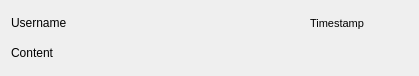
Above: client/messagewidget.ui from constantin1215/Scaip before the change. Below: the same form after it.
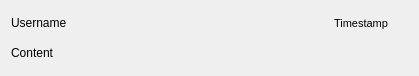
That is the form after the change.

Diff of the .ui file:
```diff
--- a/client/messagewidget.ui
+++ b/client/messagewidget.ui
@@ -17,7 +17,7 @@
    <item>
     <layout class="QVBoxLayout" name="verticalLayout">
      <item>
-      <layout class="QHBoxLayout" name="horizontalLayout" stretch="3,1">
+      <layout class="QHBoxLayout" name="horizontalLayout" stretch="3,1,0">
        <item>
         <widget class="QLabel" name="usernameLabel">
          <property name="text">
@@ -35,8 +35,24 @@
          <property name="text">
           <string>Timestamp</string>
          </property>
+         <property name="alignment">
+          <set>Qt::AlignRight|Qt::AlignTrailing|Qt::AlignVCenter</set>
+         </property>
         </widget>
        </item>
+       <item>
+        <spacer name="horizontalSpacer">
+         <property name="orientation">
+          <enum>Qt::Horizontal</enum>
+         </property>
+         <property name="sizeHint" stdset="0">
+          <size>
+           <width>20</width>
+           <height>20</height>
+          </size>
+         </property>
+        </spacer>
+       </item>
       </layout>
      </item>
      <item>
```
Left out of the diff: 15 changed lines with no effect on the pictures.
